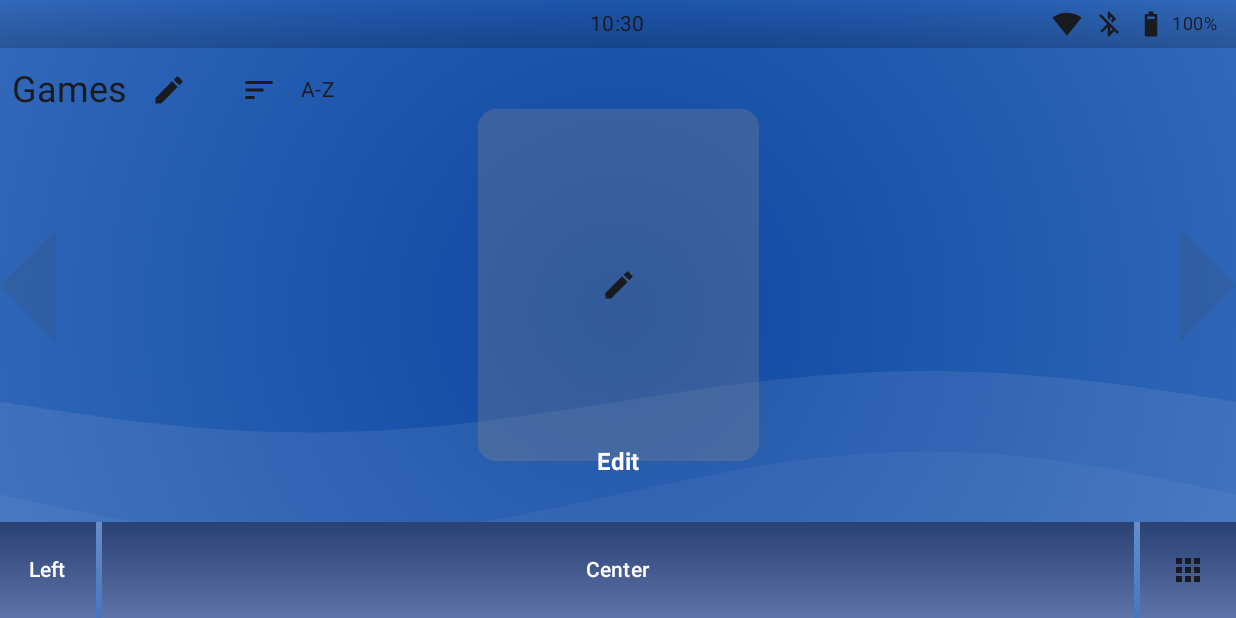
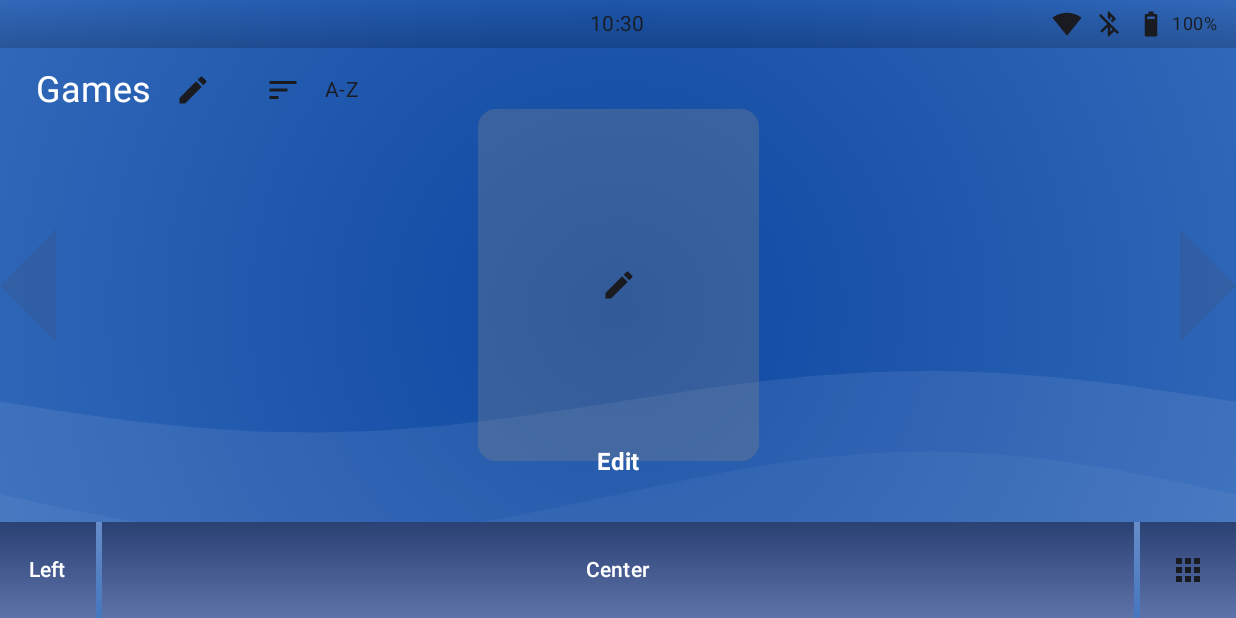
Before and after one commit to RetroBreeze/ribbon-launcher, an Android app built with Jetpack Compose: the screen it shows after launch (MainActivity), on a phone screen of 824 x 412 dp (held sideways). Run offline under Robolectric (Android 15) with nearby library versions, the phone set to English and light mode, and no system bars; pictures from the network do not load.

Commit message:
Fix ribbon title editing

```diff
--- a/app/src/main/java/com/retrobreeze/ribbonlauncher/MainActivity.kt
+++ b/app/src/main/java/com/retrobreeze/ribbonlauncher/MainActivity.kt
@@ -115,7 +115,7 @@ fun LauncherScreen(viewModel: LauncherViewModel = viewModel()) {
             Row(
                 modifier = Modifier
                     .align(Alignment.TopStart)
-                    .padding(start = 8.dp, top = 36.dp),
+                    .padding(start = 24.dp, top = 36.dp),
                 verticalAlignment = Alignment.CenterVertically
             ) {
                 RibbonTitle(
--- a/app/src/main/java/com/retrobreeze/ribbonlauncher/RibbonTitle.kt
+++ b/app/src/main/java/com/retrobreeze/ribbonlauncher/RibbonTitle.kt
@@ -15,8 +15,11 @@ import androidx.compose.material3.Text
 import androidx.compose.runtime.*
 import androidx.compose.ui.Alignment
 import androidx.compose.ui.Modifier
+import androidx.compose.ui.focus.FocusRequester
 import androidx.compose.ui.focus.onFocusChanged
+import androidx.compose.ui.focus.focusRequester
 import androidx.compose.ui.text.input.TextFieldValue
+import androidx.compose.ui.graphics.Color
 import androidx.compose.ui.unit.dp
 
 @Composable
@@ -27,6 +30,7 @@ fun RibbonTitle(
 ) {
     var editing by remember { mutableStateOf(false) }
     var localTitle by remember { mutableStateOf(TextFieldValue(title)) }
+    val focusRequester = remember { FocusRequester() }
 
     LaunchedEffect(title) {
         if (!editing) {
@@ -34,15 +38,20 @@ fun RibbonTitle(
         }
     }
 
+    LaunchedEffect(editing) {
+        if (editing) focusRequester.requestFocus()
+    }
+
     Row(modifier = modifier, verticalAlignment = Alignment.CenterVertically) {
         if (editing) {
             BasicTextField(
                 value = localTitle,
                 onValueChange = { localTitle = it },
-                textStyle = MaterialTheme.typography.headlineSmall.copy(color = MaterialTheme.colorScheme.onBackground),
+                textStyle = MaterialTheme.typography.headlineSmall.copy(color = Color.White),
                 singleLine = true,
                 modifier = Modifier
                     .heightIn(min = 32.dp)
+                    .focusRequester(focusRequester)
                     .onFocusChanged { if (!it.isFocused) { editing = false; onTitleChange(localTitle.text) } }
             )
             Spacer(Modifier.width(4.dp))
@@ -53,7 +62,7 @@ fun RibbonTitle(
             Text(
                 text = title,
                 style = MaterialTheme.typography.headlineSmall,
-                color = MaterialTheme.colorScheme.onBackground
+                color = Color.White
             )
             Spacer(Modifier.width(4.dp))
             IconButton(onClick = { editing = true }) {
```
